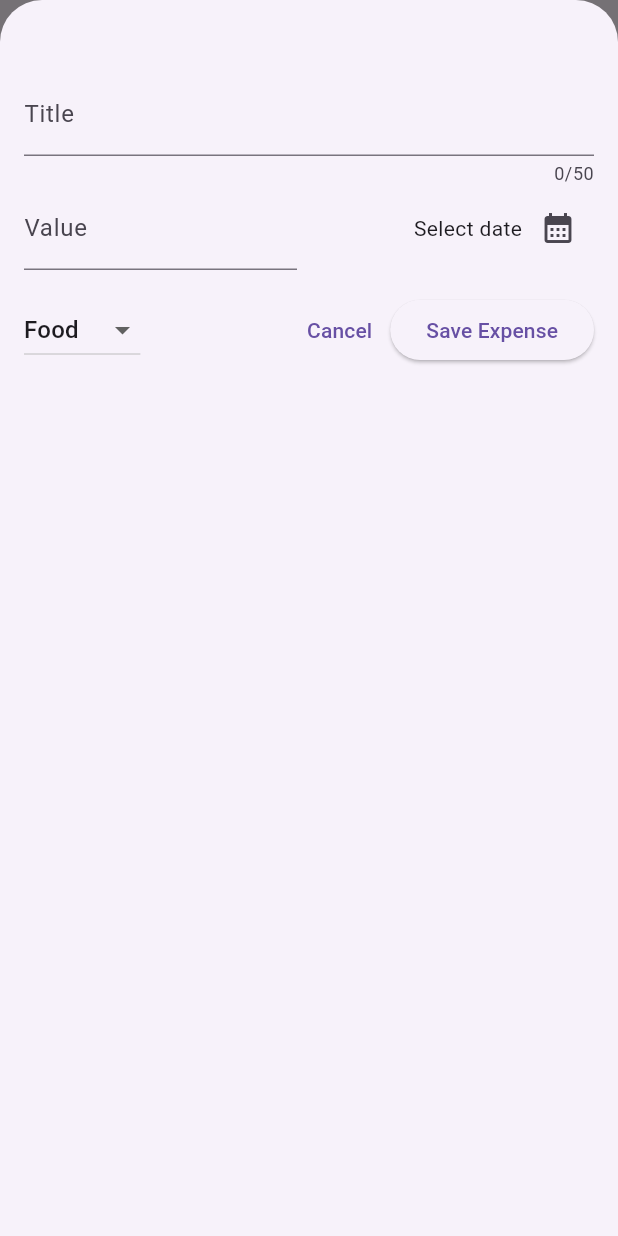
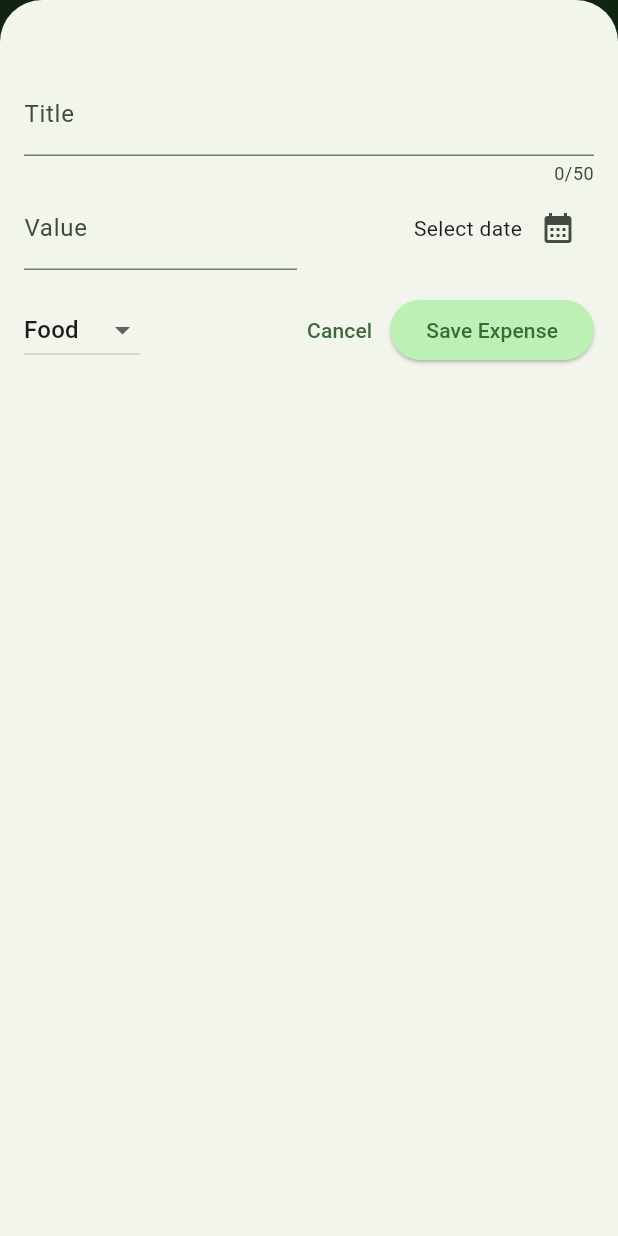
Before and after one commit to aliciabat/expense_tracker, a Flutter app: the screen it shows after launch, after a tap on the "add" icon, on a phone screen of 412 x 824 dp. Run offline on Flutter 3.47's test engine with Material 3 defaults, Android fonts, the phone set to English and light mode, and no system bars.

Commit message:
style: light and dark themes

```diff
--- a/lib/main.dart
+++ b/lib/main.dart
@@ -1,10 +1,57 @@
 import 'package:flutter/material.dart';
 import 'package:expense_tracker/widgets/expenses.dart';
 
+var kColorScheme = ColorScheme.fromSeed(
+  seedColor: Colors.green,
+  // seedColor: Colors.pink.shade300,
+);
+var kDarkColorScheme = ColorScheme.fromSeed(
+  brightness: Brightness.dark,
+  // seedColor: Colors.blue.shade300,
+  seedColor: Colors.greenAccent,
+);
+
 void main() {
   runApp(
-    const MaterialApp(
-      home: Expenses(),
+    MaterialApp(
+      darkTheme: ThemeData.dark().copyWith(
+        colorScheme: kDarkColorScheme,
+        cardTheme: const CardTheme().copyWith(
+          color: kDarkColorScheme.secondaryContainer,
+          margin: const EdgeInsets.symmetric(horizontal: 16, vertical: 8),
+        ),
+        elevatedButtonTheme: ElevatedButtonThemeData(
+          style: ElevatedButton.styleFrom(
+            backgroundColor: kDarkColorScheme.primaryContainer,
+            foregroundColor: kDarkColorScheme.onPrimaryContainer,
+          ),
+        ),
+      ),
+      theme: ThemeData().copyWith(
+        colorScheme: kColorScheme,
+        appBarTheme: const AppBarTheme().copyWith(
+          backgroundColor: kColorScheme.onPrimaryContainer,
+          foregroundColor: kColorScheme.primaryContainer,
+        ),
+        cardTheme: const CardTheme().copyWith(
+          color: kColorScheme.secondaryContainer,
+          margin: const EdgeInsets.symmetric(horizontal: 16, vertical: 8),
+        ),
+        elevatedButtonTheme: ElevatedButtonThemeData(
+          style: ElevatedButton.styleFrom(
+            backgroundColor: kColorScheme.primaryContainer,
+          ),
+        ),
+        textTheme: ThemeData().textTheme.copyWith(
+              titleLarge: TextStyle(
+                fontWeight: FontWeight.bold,
+                color: kColorScheme.onSecondaryContainer,
+                fontSize: 16,
+              ),
+            ),
+      ),
+      // themeMode: ThemeMode.dark,
+      home: const Expenses(),
     ),
   );
 }
--- a/lib/widgets/expenses_list/expense_item.dart
+++ b/lib/widgets/expenses_list/expense_item.dart
@@ -15,8 +15,12 @@ class ExpenseItem extends StatelessWidget {
           vertical: 16,
         ),
         child: Column(
+          crossAxisAlignment: CrossAxisAlignment.start,
           children: [
-            Text(expense.title),
+            Text(
+              expense.title,
+              style: Theme.of(context).textTheme.titleLarge,
+            ),
             const SizedBox(height: 4),
             Row(
               children: [
--- a/lib/widgets/expenses_list/expenses_list.dart
+++ b/lib/widgets/expenses_list/expenses_list.dart
@@ -14,6 +14,12 @@ class ExpensesList extends StatelessWidget {
       itemCount: expenses.length,
       itemBuilder: (ctx, index) => Dismissible(
         key: ValueKey(expenses[index]),
+        background: Container(
+          color: Theme.of(context).colorScheme.error.withOpacity(0.75),
+          margin: EdgeInsets.symmetric(
+            horizontal: Theme.of(context).cardTheme.margin!.horizontal,
+          ),
+        ),
         onDismissed: (direction) {
           onRemoveExpense(expenses[index]);
         },
```
